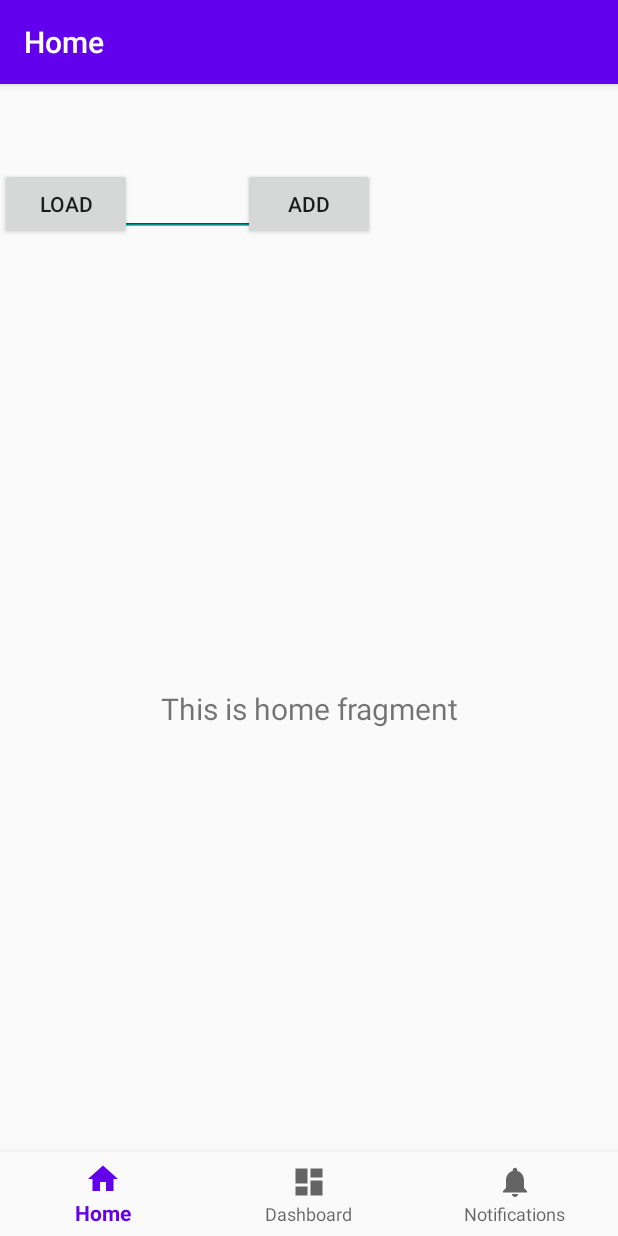
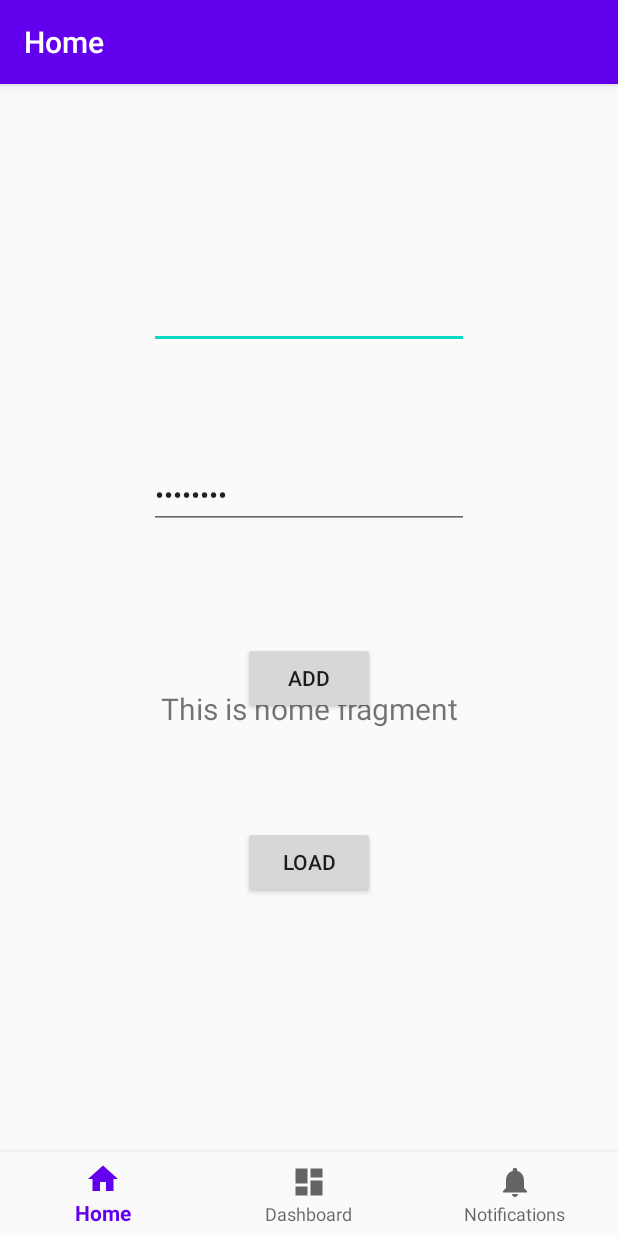
Before and after one commit to inbarmada/QuaranTime, an Android app: the screen it shows after launch (MainActivity), after a tap on "ADD", on a phone screen of 412 x 824 dp. Run offline under Robolectric (Android 15) with nearby library versions, the light colour scheme and no system bars; our stand-ins replace navigation-ui; 1 other tap on this screen came first.

Commit message:
Error with SQL

```diff
--- a/app/src/main/java/com/example/quarantime/DBHandler.java
+++ b/app/src/main/java/com/example/quarantime/DBHandler.java
@@ -21,7 +21,7 @@ public class DBHandler extends SQLiteOpenHelper {
     @Override
     public void onCreate(SQLiteDatabase db) {
         String CREATE_TABLE = "CREATE TABLE " + TABLE_NAME + "(" + COLUMN_ID +
-                "INTEGER PRIMARYKEY," + COLUMN_NAME + "TEXT," + COLUMN_PASSWORD + "INTEGER)";
+                " INTEGER PRIMARY KEY," + COLUMN_NAME + " TEXT," + COLUMN_PASSWORD + " INTEGER)";
         db.execSQL(CREATE_TABLE);
     }
     @Override
--- a/app/src/main/java/com/example/quarantime/MainActivity.java
+++ b/app/src/main/java/com/example/quarantime/MainActivity.java
@@ -1,6 +1,7 @@
 package com.example.quarantime;
 
 import android.os.Bundle;
+import android.util.Log;
 import android.view.View;
 import android.widget.EditText;
 import android.widget.TextView;
@@ -33,6 +34,10 @@ public class MainActivity extends AppCompatActivity {
 
 
     public void addUser(View view) {
+        //Debug
+        Log.d("addUser", "Added");
+
+
         //Get username and password variables
         EditText username   = (EditText)findViewById(R.id.username);
         EditText userpassword   = (EditText)findViewById(R.id.username);
@@ -42,6 +47,7 @@ public class MainActivity extends AppCompatActivity {
         id++;
         String name = username.getText().toString();
         int password_hash = (userpassword.getText().toString()).hashCode();
+        Log.d("loadUsers", "Name:" + name + "  Password:"+password_hash);
         User user = new User(id, name, password_hash);
         dbHandler.addHandler(user);
         username.setText("");
@@ -50,6 +56,9 @@ public class MainActivity extends AppCompatActivity {
 
 
     public void loadUsers(View view) {
+        //Debug
+        Log.d("loadUsers", "Loaded");
+
         //Get username and password variables
         EditText username   = (EditText)findViewById(R.id.username);
         EditText userpassword   = (EditText)findViewById(R.id.username);
@@ -59,6 +68,7 @@ public class MainActivity extends AppCompatActivity {
         show.setText(dbHandler.loadHandler());
         username.setText("");
         userpassword.setText("");
+
     }
 
 }
--- a/app/src/main/java/com/example/quarantime/User.java
+++ b/app/src/main/java/com/example/quarantime/User.java
@@ -1,21 +1,21 @@
 package com.example.quarantime;
 
 public class User {
-    private int userID;
+    private int UserID;
     private String username;
     private int password_hash;
 
     public User() {}
     public User(int id, String username, int password_hash) {
-        this.userID = id;
+        this.UserID = id;
         this.username = username;
         this.password_hash = password_hash;
     }
     public void setID(int id) {
-        this.userID = id;
+        this.UserID = id;
     }
     public int getID() {
-        return this.userID;
+        return this.UserID;
     }
     public int getPassHash() {
         return this.password_hash;
--- a/app/src/main/res/layout/activity_main.xml
+++ b/app/src/main/res/layout/activity_main.xml
@@ -26,19 +26,13 @@
         android:layout_height="match_parent"
         app:defaultNavHost="true"
         app:layout_constraintBottom_toTopOf="@id/nav_view"
+        app:layout_constraintHorizontal_bias="0.0"
         app:layout_constraintLeft_toLeftOf="parent"
         app:layout_constraintRight_toRightOf="parent"
         app:layout_constraintTop_toTopOf="parent"
+        app:layout_constraintVertical_bias="1.0"
         app:navGraph="@navigation/mobile_navigation" />
 
-    <Button
-        android:id="@+id/load"
-        android:layout_width="wrap_content"
-        android:layout_height="wrap_content"
-        android:onClick="loadUsers"
-        android:text="Load"
-        tools:layout_editor_absoluteX="159dp"
-        tools:layout_editor_absoluteY="338dp" />
 
     <EditText
         android:id="@+id/username"
@@ -47,8 +41,10 @@
         android:ems="10"
         android:inputType="textPersonName"
         android:text="Username"
-        tools:layout_editor_absoluteX="102dp"
-        tools:layout_editor_absoluteY="170dp" />
+        app:layout_constraintBottom_toTopOf="@+id/userpassword"
+        app:layout_constraintEnd_toEndOf="parent"
+        app:layout_constraintStart_toStartOf="parent"
+        app:layout_constraintTop_toTopOf="@+id/nav_host_fragment" />
 
     <EditText
         android:id="@+id/userpassword"
@@ -57,6 +53,10 @@
         android:ems="10"
         android:inputType="textPassword"
         android:text="Password"
+        app:layout_constraintEnd_toEndOf="parent"
+        app:layout_constraintStart_toStartOf="parent"
+        app:layout_constraintBottom_toTopOf="@+id/add"
+        app:layout_constraintTop_toBottomOf="@+id/username"
         tools:layout_editor_absoluteX="102dp"
         tools:layout_editor_absoluteY="238dp" />
 
@@ -68,7 +68,20 @@
         android:text="ADD"
         app:layout_constraintEnd_toEndOf="parent"
         app:layout_constraintStart_toStartOf="parent"
-        tools:layout_editor_absoluteY="409dp" />
+        app:layout_constraintBottom_toTopOf="@+id/load"
+        app:layout_constraintTop_toBottomOf="@+id/userpassword"
+        tools:layout_editor_absoluteY="341dp" />
+
+    <Button
+        android:id="@+id/load"
+        android:layout_width="wrap_content"
+        android:layout_height="wrap_content"
+        android:onClick="loadUsers"
+        android:text="Load"
+        app:layout_constraintBottom_toTopOf="@+id/show"
+        app:layout_constraintEnd_toEndOf="parent"
+        app:layout_constraintStart_toStartOf="parent"
+        app:layout_constraintTop_toBottomOf="@+id/add" />
 
     <TextView
         android:id="@+id/show"
@@ -78,6 +91,6 @@
         app:layout_constraintBottom_toTopOf="@+id/nav_view"
         app:layout_constraintEnd_toEndOf="parent"
         app:layout_constraintStart_toStartOf="parent"
-        app:layout_constraintTop_toBottomOf="@+id/add" />
+        app:layout_constraintTop_toBottomOf="@+id/load" />
 
 </androidx.constraintlayout.widget.ConstraintLayout>
```
